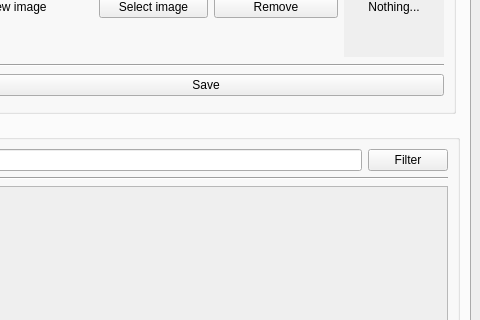
xMirkix/yet-another-textbox-generator, file ui/ui.ui: the form before one commit; both pictures show x 600 to 1080 and y 151 to 471 of the 1080 by 842 pixel window.
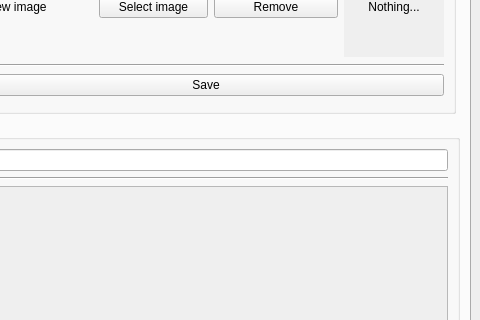
The form after the commit. The open tabs and pages were chosen to show the change. Icons and pictures are not drawn.

Commit message: completed universe page

Patch:
```diff
--- a/ui/ui.ui
+++ b/ui/ui.ui
@@ -1387,13 +1387,6 @@
                <item>
                 <widget class="QLineEdit" name="universe_filter_input"/>
                </item>
-               <item>
-                <widget class="QPushButton" name="universe_filter_button">
-                 <property name="text">
-                  <string>Filter</string>
-                 </property>
-                </widget>
-               </item>
               </layout>
              </item>
              <item>
```
Left out of the diff: 28 changed lines with no effect on the pictures. The commit also changes 10 other files.
